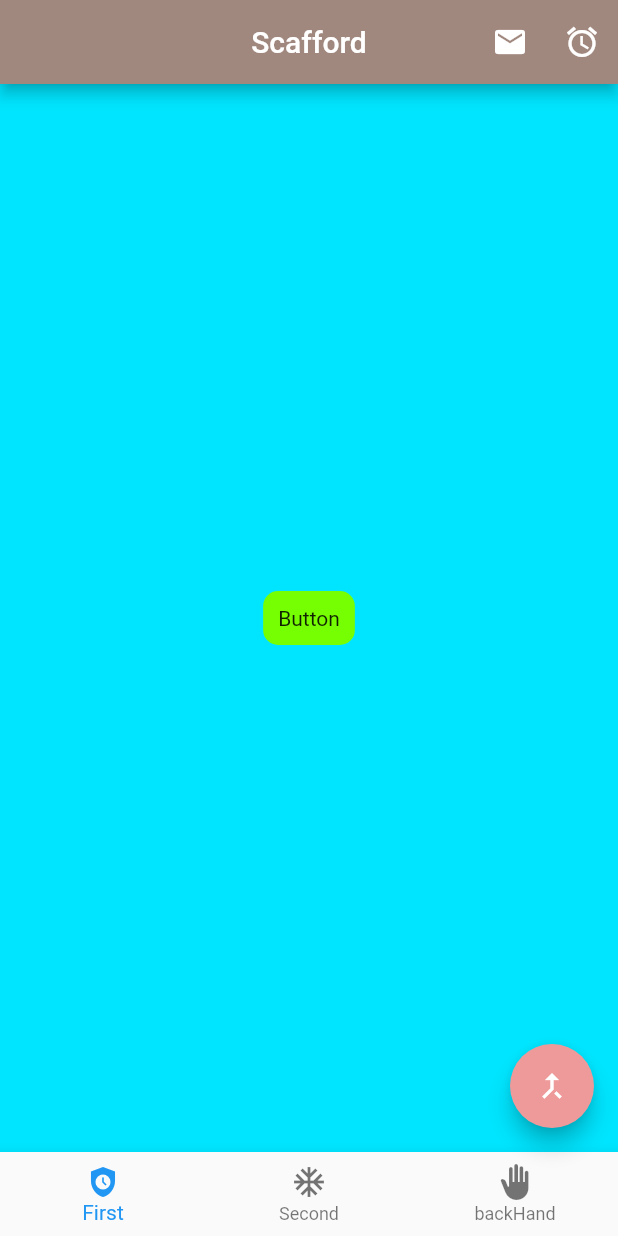
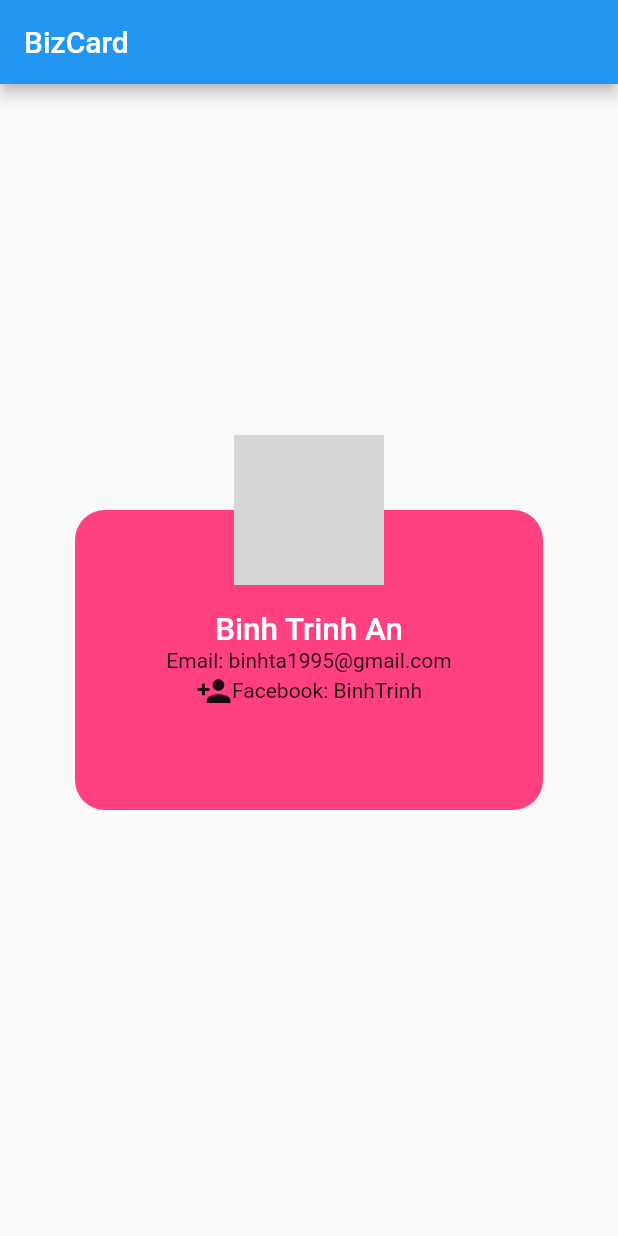
Before and after one commit to TrinhAnBinh/flutter_basic, a Flutter app: the screen it shows after launch, on a phone screen of 412 x 824 dp. Run offline on Flutter 3.47's test engine with Material 2 defaults, Android fonts, the phone set to English and light mode, and no system bars; network calls fail; grey boxes are pictures that could not be loaded.

Commit message:
Finish biz card

```diff
--- a/lib/main.dart
+++ b/lib/main.dart
@@ -10,5 +10,8 @@ import 'ui/home.dart';
 // }
 
 void main() => runApp(new MaterialApp(
-  home: ScaffordExample(),
+  // For the basic component
+  // home: ScaffordExample(),
+  // For the bizcard
+  home: BizCard(),
 ));
--- a/lib/ui/home.dart
+++ b/lib/ui/home.dart
@@ -1,4 +1,75 @@
 import 'package:flutter/material.dart';
+
+class BizCard extends StatelessWidget {
+  const BizCard({Key? key}) : super(key: key);
+
+  @override
+  Widget build(BuildContext context) {
+    return Scaffold(
+      appBar: AppBar(
+        title: Text('BizCard'),
+        centerTitle: false,
+      ),
+      body: Container(
+        alignment: Alignment.center,
+        child: Stack(
+          alignment: Alignment.topCenter,
+          children: <Widget>[
+            _getCard(),
+            _getAvatar(),
+          ],
+        ),
+      ),
+
+    );
+  }
+
+  Container _getCard() {
+    return Container(
+      width: 350,
+      height: 200,
+      margin: EdgeInsets.all(50),
+      decoration: BoxDecoration(
+        color: Colors.pinkAccent,
+        borderRadius: BorderRadius.circular(20),
+      )
+      ,child: Column(
+      mainAxisAlignment: MainAxisAlignment.center,
+      children: <Widget>[
+        Text('Binh Trinh An',
+          style: TextStyle(
+            color: Colors.white,
+            fontSize: 21,
+            fontWeight: FontWeight.w500,
+          ),
+        ),
+        Text('Email: binhta1995@gmail.com'),
+        Row(
+          mainAxisAlignment: MainAxisAlignment.center,
+          children: <Widget>[
+            Icon(Icons.person_add),
+            Text('Facebook: BinhTrinh'),
+          ],
+        )
+      ],
+    ),
+    );
+  }
+
+  Container _getAvatar() {
+    return Container(
+      width: 100,
+      height: 100,
+      decoration: BoxDecoration(
+        color: Colors.white,
+        borderRadius: BorderRadius.all(Radius.circular(50)),
+        border: Border.all(color: Colors.redAccent, width: 1.2),
+        image: DecorationImage(image: NetworkImage('https://picsum.photos/200/300')),
+      ),
+    );
+  }
+}
+
 
 class ScaffordExample extends StatelessWidget {
   const ScaffordExample({Key? key}) : super(key: key);
```
